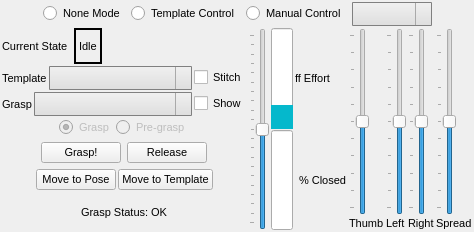
Qt form vigir_ocs_grasp_widget/src/graspWidget.ui (team-vigir/vigir_ocs_common) before a commit.
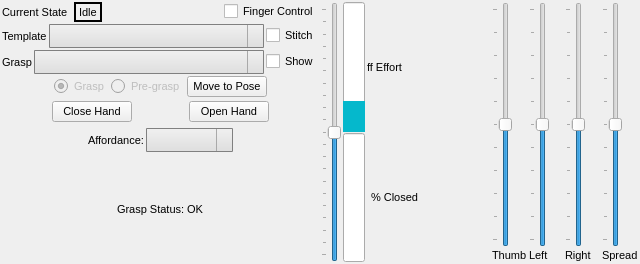
The same form after that commit.

Commit message: Changed buttons on grasp wiedget

The edit to the form file:
```diff
--- a/vigir_ocs_grasp_widget/src/graspWidget.ui
+++ b/vigir_ocs_grasp_widget/src/graspWidget.ui
@@ -6,10 +6,16 @@
    <rect>
     <x>0</x>
     <y>0</y>
-    <width>474</width>
-    <height>232</height>
+    <width>640</width>
+    <height>264</height>
    </rect>
   </property>
+  <property name="sizePolicy">
+   <sizepolicy hsizetype="MinimumExpanding" vsizetype="MinimumExpanding">
+    <horstretch>0</horstretch>
+    <verstretch>0</verstretch>
+   </sizepolicy>
+  </property>
   <property name="font">
    <font>
     <pointsize>8</pointsize>
@@ -34,135 +40,14 @@
    <property name="bottomMargin">
     <number>2</number>
    </property>
-   <item>
-    <layout class="QHBoxLayout" name="horizontalLayout">
-     <property name="spacing">
-      <number>6</number>
-     </property>
-     <item>
-      <spacer name="horizontalSpacer">
-       <property name="orientation">
-        <enum>Qt::Horizontal</enum>
-       </property>
-       <property name="sizeHint" stdset="0">
-        <size>
-         <width>40</width>
-         <height>20</height>
-        </size>
-       </property>
-      </spacer>
-     </item>
-     <item>
-      <widget class="QRadioButton" name="noneRadio">
-       <property name="text">
-        <string>None Mode</string>
-       </property>
-       <attribute name="buttonGroup">
-        <string notr="true">buttonGroup</string>
-       </attribute>
-      </widget>
-     </item>
-     <item>
-      <widget class="QRadioButton" name="templateRadio">
-       <property name="text">
-        <string>Template Control</string>
-       </property>
-       <attribute name="buttonGroup">
-        <string notr="true">buttonGroup</string>
-       </attribute>
-      </widget>
-     </item>
-     <item>
-      <widget class="QRadioButton" name="manualRadio">
-       <property name="text">
-        <string>Manual Control</string>
-       </property>
-       <attribute name="buttonGroup">
-        <string notr="true">buttonGroup</string>
-       </attribute>
-      </widget>
-     </item>
-     <item>
-      <widget class="QComboBox" name="affordanceBox">
-       <property name="sizePolicy">
-        <sizepolicy hsizetype="Expanding" vsizetype="Fixed">
-         <horstretch>0</horstretch>
-         <verstretch>0</verstretch>
-        </sizepolicy>
-       </property>
-       <property name="styleSheet">
-        <string notr="true"> QComboBox {
-     border: 1px solid gray;
-     border-radius: 1px;
-     padding: 3px 18px 3px 0px;
-     font: &quot;Ubuntu&quot;;
-     font-size: 12px;
- }
-
- QComboBox:editable {
-     background: white;
- }
-
- QComboBox:!editable, QComboBox::drop-down:editable {
-      background: qlineargradient(spread:pad, x1:0, y1:0, x2:0, y2:1, stop:0 rgba(240, 240, 240, 255), stop:1 rgba(222, 222, 222, 255));
- }
-
- /* QComboBox gets the &quot;on&quot; state when the popup is open */
- QComboBox:!editable:on, QComboBox::drop-down:editable:on {
-     background: qlineargradient(x1: 0, y1: 0, x2: 0, y2: 1,
-                                 stop: 0 #D3D3D3, stop: 0.4 #D8D8D8,
-                                 stop: 0.5 #DDDDDD, stop: 1.0 #E1E1E1);
- }
-
- QComboBox:on { /* shift the text when the popup opens */
-     padding-top: 3px;
-     padding-left: 4px;
- }
-
- QComboBox::drop-down {
-     subcontrol-origin: padding;
-     subcontrol-position: top right;
-     width: 15px;
-
-     border-left-width: 1px;
-     border-left-color: darkgray;
-     border-left-style: solid; /* just a single line */
-     border-top-right-radius: 3px; /* same radius as the QComboBox */
-     border-bottom-right-radius: 3px;
-     background: qlineargradient(x1: 0, y1: 0, x2: 0, y2: 1,
-                                  stop: 0 #E1E1E1, stop: 0.4 #DDDDDD,
-                                  stop: 0.5 #D8D8D8, stop: 1.0 #D3D3D3);
- }
-
- QComboBox::down-arrow:on { /* shift the arrow when popup is open */
-     top: 1px;
-     left: 1px;
- }
-
- QComboBox QAbstractItemView {
-     border: 2px solid darkgray;
-     selection-background-color: lightgray;
- }</string>
-       </property>
-      </widget>
-     </item>
-     <item>
-      <spacer name="horizontalSpacer_2">
-       <property name="orientation">
-        <enum>Qt::Horizontal</enum>
-       </property>
-       <property name="sizeHint" stdset="0">
-        <size>
-         <width>40</width>
-         <height>20</height>
-        </size>
-       </property>
-      </spacer>
-     </item>
-    </layout>
-   </item>
    <item>
     <widget class="QWidget" name="widget" native="true">
+     <property name="sizePolicy">
+      <sizepolicy hsizetype="MinimumExpanding" vsizetype="MinimumExpanding">
+       <horstretch>0</horstretch>
+       <verstretch>0</verstretch>
+      </sizepolicy>
+     </property>
      <layout class="QHBoxLayout" name="horizontalLayout_11">
       <property name="spacing">
        <number>2</number>
@@ -222,6 +107,13 @@
             </property>
            </spacer>
           </item>
+          <item>
+           <widget class="QCheckBox" name="fingerBox">
+            <property name="text">
+             <string>Finger Control</string>
+            </property>
+           </widget>
+          </item>
          </layout>
         </item>
         <item>
@@ -438,6 +330,13 @@
             </property>
            </widget>
           </item>
+          <item>
+           <widget class="QPushButton" name="moveToPoseButton">
+            <property name="text">
+             <string>Move to Pose</string>
+            </property>
+           </widget>
+          </item>
           <item>
            <spacer name="horizontalSpacer_9">
             <property name="orientation">
@@ -480,14 +379,27 @@
           <item>
            <widget class="QPushButton" name="performButton">
             <property name="text">
-             <string>Grasp!</string>
+             <string>Close Hand</string>
             </property>
            </widget>
           </item>
+          <item>
+           <spacer name="horizontalSpacer_3">
+            <property name="orientation">
+             <enum>Qt::Horizontal</enum>
+            </property>
+            <property name="sizeHint" stdset="0">
+             <size>
+              <width>40</width>
+              <height>20</height>
+             </size>
+            </property>
+           </spacer>
+          </item>
           <item>
            <widget class="QPushButton" name="releaseButton">
             <property name="text">
-             <string>Release</string>
+             <string>Open Hand</string>
             </property>
            </widget>
           </item>
@@ -537,16 +449,73 @@
            </spacer>
           </item>
           <item>
-           <widget class="QPushButton" name="moveToPoseButton">
+           <widget class="QLabel" name="label_7">
             <property name="text">
-             <string>Move to Pose</string>
+             <string>Affordance:</string>
             </property>
            </widget>
           </item>
           <item>
-           <widget class="QPushButton" name="templateButton">
-            <property name="text">
-             <string>Move to Template</string>
+           <widget class="QComboBox" name="affordanceBox">
+            <property name="sizePolicy">
+             <sizepolicy hsizetype="Expanding" vsizetype="Fixed">
+              <horstretch>0</horstretch>
+              <verstretch>0</verstretch>
+             </sizepolicy>
+            </property>
+            <property name="styleSheet">
+             <string notr="true"> QComboBox {
+     border: 1px solid gray;
+     border-radius: 1px;
+     padding: 3px 18px 3px 0px;
+     font: &quot;Ubuntu&quot;;
+     font-size: 12px;
+ }
+
+ QComboBox:editable {
+     background: white;
+ }
+
+ QComboBox:!editable, QComboBox::drop-down:editable {
+      background: qlineargradient(spread:pad, x1:0, y1:0, x2:0, y2:1, stop:0 rgba(240, 240, 240, 255), stop:1 rgba(222, 222, 222, 255));
+ }
+
+ /* QComboBox gets the &quot;on&quot; state when the popup is open */
+ QComboBox:!editable:on, QComboBox::drop-down:editable:on {
+     background: qlineargradient(x1: 0, y1: 0, x2: 0, y2: 1,
+                                 stop: 0 #D3D3D3, stop: 0.4 #D8D8D8,
+                                 stop: 0.5 #DDDDDD, stop: 1.0 #E1E1E1);
+ }
+
+ QComboBox:on { /* shift the text when the popup opens */
+     padding-top: 3px;
+     padding-left: 4px;
+ }
+
+ QComboBox::drop-down {
+     subcontrol-origin: padding;
+     subcontrol-position: top right;
+     width: 15px;
+
+     border-left-width: 1px;
+     border-left-color: darkgray;
+     border-left-style: solid; /* just a single line */
+     border-top-right-radius: 3px; /* same radius as the QComboBox */
+     border-bottom-right-radius: 3px;
+     background: qlineargradient(x1: 0, y1: 0, x2: 0, y2: 1,
+                                  stop: 0 #E1E1E1, stop: 0.4 #DDDDDD,
+                                  stop: 0.5 #D8D8D8, stop: 1.0 #D3D3D3);
+ }
+
+ QComboBox::down-arrow:on { /* shift the arrow when popup is open */
+     top: 1px;
+     left: 1px;
+ }
+
+ QComboBox QAbstractItemView {
+     border: 2px solid darkgray;
+     selection-background-color: lightgray;
+ }</string>
             </property>
            </widget>
           </item>
@@ -616,6 +585,12 @@
       </item>
       <item>
        <widget class="QWidget" name="widget_2" native="true">
+        <property name="sizePolicy">
+         <sizepolicy hsizetype="Minimum" vsizetype="Minimum">
+          <horstretch>0</horstretch>
+          <verstretch>0</verstretch>
+         </sizepolicy>
+        </property>
         <layout class="QVBoxLayout" name="verticalLayout_6">
          <property name="spacing">
           <number>3</number>
```
Left out of the diff: 3 changed lines with no effect on the pictures. The commit also changes 3 other files.
